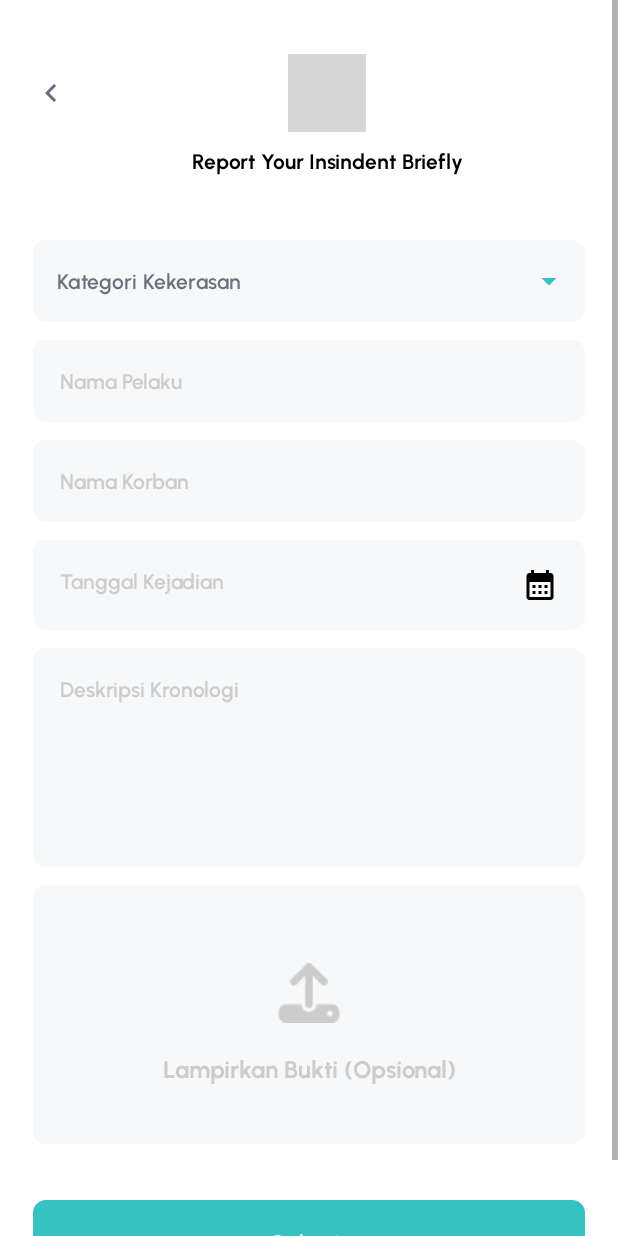
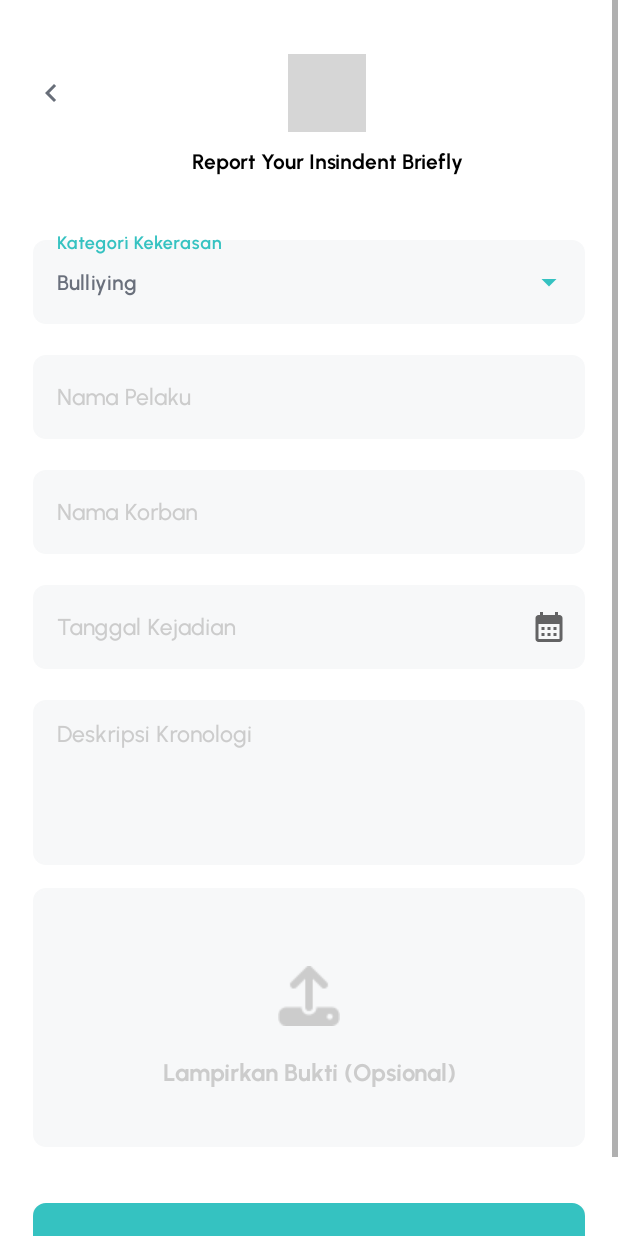
Before and after one commit to EduSafety/Android-Development, an Android app: the ReportActivity screen opened directly, with no data from a screen before it, on a phone screen of 412 x 824 dp. Run offline under Robolectric (Android 15) with nearby library versions, the phone set to English and light mode, and no system bars; grey boxes are pictures that could not be loaded.

Commit message:
change ui and fix input field validation in ReportActivity

```diff
--- a/app/src/main/java/com/dicoding/edusafety/ui/ReportActivity.kt
+++ b/app/src/main/java/com/dicoding/edusafety/ui/ReportActivity.kt
@@ -4,48 +4,120 @@ import android.app.DatePickerDialog
 import android.content.Intent
 import androidx.appcompat.app.AppCompatActivity
 import android.os.Bundle
+import android.text.Editable
+import android.text.TextWatcher
 import android.widget.ArrayAdapter
+import android.widget.AutoCompleteTextView
+import android.widget.Toast
 import com.dicoding.edusafety.R
 import com.dicoding.edusafety.databinding.ActivityReportBinding
+import com.google.android.material.textfield.TextInputEditText
+import com.google.android.material.textfield.TextInputLayout
 import java.text.SimpleDateFormat
 import java.util.Calendar
 import java.util.Locale
 
 class ReportActivity : AppCompatActivity() {
-    lateinit var binding: ActivityReportBinding
+    private lateinit var binding: ActivityReportBinding
+    private val myCalendar = Calendar.getInstance()
+
     override fun onCreate(savedInstanceState: Bundle?) {
         super.onCreate(savedInstanceState)
         binding = ActivityReportBinding.inflate(layoutInflater)
         setContentView(binding.root)
 
-        //make input dropdown
-        val category = resources.getStringArray(R.array.report_category)
-        val adapter = ArrayAdapter(this,R.layout.dropdown_item,category)
-        binding.autoComplete.setAdapter(adapter)
+        setupDropdown()
+        setupDatePicker()
+        setupBackButton()
 
-        //make datapicker
-        val myCalender = Calendar.getInstance()
-        val datePicker = DatePickerDialog.OnDateSetListener{view, year, month, dayOfMonth ->
-            myCalender.set(Calendar.YEAR, year)
-            myCalender.set(Calendar.MONTH, month)
-            myCalender.set(Calendar.DAY_OF_MONTH, dayOfMonth)
-            updatable(myCalender)
-        }
-        binding.tvDateContainer.setOnClickListener{
-            DatePickerDialog(this,datePicker,myCalender.get(Calendar.YEAR), myCalender.get(Calendar.MONTH),
-                myCalender.get(Calendar.DAY_OF_MONTH)).show()
+        binding.btnSubmit.setOnClickListener {
+            if (areAllFieldsFilled()) {
+                // Success
+                Toast.makeText(this,"Berhasil", Toast.LENGTH_SHORT).show()
+            } else {
+                // Display error messages for empty fields
+                checkAndSetErrorForEmptyField(binding.edtNamaKorban, binding.containerEdtNamaKorban, "Nama Korban is required")
+                checkAndSetErrorForEmptyField(binding.edtNamaPelaku, binding.containerEdtNamaPelaku, "Nama Pelaku is required")
+                checkAndSetErrorForEmptyField(binding.tvDate, binding.tvDateContainer, "Date is required")
+                checkAndSetErrorForEmptyField(binding.edtDescription, binding.containerDescription, "Description is required")
+            }
         }
 
-        //back button
-        binding.backArrow.setOnClickListener{
+        setupTextChangeListener(binding.edtNamaKorban, binding.containerEdtNamaKorban,"Nama Korban is required" )
+        setupTextChangeListener(binding.edtNamaPelaku, binding.containerEdtNamaPelaku, "Nama Pelaku is required")
+        setupTextChangeListener(binding.tvDate, binding.tvDateContainer, "Date is required")
+        setupTextChangeListener(binding.edtDescription, binding.containerDescription, "Description is required")
+    }
+
+    private fun setupDropdown() {
+        val category = resources.getStringArray(R.array.report_category)
+        val adapter = ArrayAdapter(this, R.layout.dropdown_item, category)
+        binding.autoComplete.setAdapter(adapter)
+    }
+
+    private fun setupDatePicker() {
+        val datePicker = DatePickerDialog.OnDateSetListener { _, year, month, dayOfMonth ->
+            myCalendar.set(Calendar.YEAR, year)
+            myCalendar.set(Calendar.MONTH, month)
+            myCalendar.set(Calendar.DAY_OF_MONTH, dayOfMonth)
+            updateDateText()
+        }
+
+        binding.tvDate.setOnClickListener {
+            DatePickerDialog(
+                this,
+                datePicker,
+                myCalendar.get(Calendar.YEAR),
+                myCalendar.get(Calendar.MONTH),
+                myCalendar.get(Calendar.DAY_OF_MONTH)
+            ).show()
+        }
+    }
+
+    private fun updateDateText() {
+        val myFormat = "dd-MM-yyyy"
+        val sdf = SimpleDateFormat(myFormat, Locale.US)
+        binding.tvDate.setText(sdf.format(myCalendar.time))
+    }
+
+    private fun setupBackButton() {
+        binding.backArrow.setOnClickListener {
             onBackPressed()
         }
     }
 
-    private fun updatable(myCalender: Calendar ) {
-        val myFormat = "dd-MM-yyyy"
-        val sdf = SimpleDateFormat(myFormat, Locale.US)
-        binding.tvDate.setText(sdf.format(myCalender.time))
+    private fun areAllFieldsFilled(): Boolean {
+        return  binding.autoComplete.text?.isNotBlank() == true &&
+                binding.edtNamaPelaku.text?.isNotBlank() == true &&
+                binding.edtNamaKorban.text?.isNotBlank() == true &&
+                binding.tvDate.text?.isNotBlank() == true &&
+                binding.edtDescription.text?.isNotBlank() == true
     }
 
+    private fun checkAndSetErrorForEmptyField(
+        editText: TextInputEditText,
+        container: TextInputLayout,
+        errorMessage: String
+    ) {
+        if (editText.text?.isBlank() == true) {
+            container.helperText = errorMessage
+        }
+    }
+
+    private fun setupTextChangeListener(
+        editText: TextInputEditText,
+        container: TextInputLayout,
+        emptyMessage: String,
+    ) {
+        editText.addTextChangedListener(object : TextWatcher {
+            override fun beforeTextChanged(s: CharSequence?, start: Int, count: Int, after: Int) {}
+
+            override fun onTextChanged(s: CharSequence?, start: Int, before: Int, count: Int) {
+                val text = s?.toString()?.trim() ?: ""
+                container.helperText = if (text.isEmpty()) emptyMessage else ""
+            }
+
+            override fun afterTextChanged(s: Editable?) {}
+        })
+    }
 }
--- a/app/src/main/res/layout/activity_report.xml
+++ b/app/src/main/res/layout/activity_report.xml
@@ -53,135 +53,145 @@
         </androidx.constraintlayout.widget.ConstraintLayout>
 
         <com.google.android.material.textfield.TextInputLayout
+            android:id="@+id/containerAutoComplete"
             style="@style/Widget.MaterialComponents.TextInputLayout.OutlinedBox.ExposedDropdownMenu"
             android:layout_width="match_parent"
             android:layout_height="wrap_content"
             android:layout_marginTop="38dp"
-            app:layout_constraintStart_toStartOf="parent"
-            app:layout_constraintTop_toTopOf="parent">
+            android:textColorHint="@color/gray"
+            app:helperText=""
+            app:helperTextTextColor="@android:color/holo_red_dark">
 
             <AutoCompleteTextView
                 android:id="@+id/autoComplete"
                 android:layout_width="match_parent"
-                android:layout_height="match_parent"
+                android:layout_height="56dp"
                 android:layout_weight="1"
                 android:background="@drawable/rectangle_background"
                 android:backgroundTint="#F7F8F9"
                 android:fontFamily="@font/urbanist_semibold"
+                android:hint="Kategori Kekerasan"
+                android:text="Bulliying"
                 android:inputType="none"
                 android:padding="18dp"
-                android:text="Kategori Kekerasan"
                 android:textColor="#6A707C"
                 android:textSize="14sp" />
         </com.google.android.material.textfield.TextInputLayout>
 
-        <LinearLayout
-            android:id="@+id/edtEmail"
+        <com.google.android.material.textfield.TextInputLayout
+            android:id="@+id/containerEdtNamaPelaku"
+            style="@style/Widget.MaterialComponents.TextInputLayout.OutlinedBox.Dense"
             android:layout_width="match_parent"
             android:layout_height="wrap_content"
-            android:layout_marginTop="12dp"
+            android:layout_marginTop="15dp"
+            android:textColorHint="@color/gray"
+            app:helperText=""
+            app:helperTextTextColor="@android:color/holo_red_dark">
+
+            <com.google.android.material.textfield.TextInputEditText
+                android:id="@+id/edtNamaPelaku"
+                android:layout_width="match_parent"
+                android:layout_height="56dp"
                 android:background="@drawable/rectangle_background"
                 android:backgroundTint="#F7F8F9"
-            android:padding="18dp">
+                android:fontFamily="@font/urbanist_medium"
+                android:hint="Nama Pelaku"
+                android:inputType="text"
+                android:lines="1"
+                android:maxLength="30"
+                android:textSize="15sp" />
 
-            <EditText
-                android:layout_width="wrap_content"
-                android:layout_height="wrap_content"
-                android:layout_weight="1"
-                android:background="@null"
-                android:maxLength="40"
-                android:fontFamily="@font/urbanist_semibold"
-                android:hint="Nama Pelaku"
-                android:textColor="#6A707C"
-                android:textColorHint="#ccc"
-                android:textSize="14sp" />
-        </LinearLayout>
+        </com.google.android.material.textfield.TextInputLayout>
 
-        <LinearLayout
+        <com.google.android.material.textfield.TextInputLayout
+            android:id="@+id/containerEdtNamaKorban"
+            style="@style/Widget.MaterialComponents.TextInputLayout.OutlinedBox.Dense"
             android:layout_width="match_parent"
             android:layout_height="wrap_content"
-            android:layout_marginTop="12dp"
+            android:layout_marginTop="15dp"
+            android:textColorHint="@color/gray"
+            app:helperText=""
+            app:helperTextTextColor="@android:color/holo_red_dark">
+
+            <com.google.android.material.textfield.TextInputEditText
+                android:id="@+id/edtNamaKorban"
+                android:layout_width="match_parent"
+                android:layout_height="56dp"
                 android:background="@drawable/rectangle_background"
                 android:backgroundTint="#F7F8F9"
-            android:padding="18dp">
+                android:fontFamily="@font/urbanist_medium"
+                android:hint="Nama Korban"
+                android:inputType="text"
+                android:lines="1"
+                android:maxLength="30"
+                android:textSize="15sp" />
 
-            <EditText
-                android:layout_width="wrap_content"
-                android:layout_height="wrap_content"
-                android:maxLength="40"
-                android:layout_weight="1"
-                android:background="@null"
-                android:fontFamily="@font/urbanist_semibold"
-                android:hint="Nama Korban"
-                android:textColor="#6A707C"
-                android:textColorHint="#ccc"
-                android:textSize="14sp" />
+        </com.google.android.material.textfield.TextInputLayout>
 
-        </LinearLayout>
-
-        <LinearLayout
+        <com.google.android.material.textfield.TextInputLayout
             android:id="@+id/tvDateContainer"
+            style="@style/Widget.MaterialComponents.TextInputLayout.OutlinedBox.Dense"
             android:layout_width="match_parent"
             android:layout_height="wrap_content"
-            android:layout_marginTop="12dp"
+            android:layout_marginTop="15dp"
+            android:textColorHint="@color/gray"
+            app:endIconDrawable="@drawable/baseline_calendar_month_24"
+            app:endIconMode="custom"
+            app:helperText=""
+            app:helperTextTextColor="@android:color/holo_red_dark">
+
+            <com.google.android.material.textfield.TextInputEditText
+                android:id="@+id/tvDate"
+                android:layout_width="match_parent"
+                android:layout_height="56dp"
                 android:background="@drawable/rectangle_background"
                 android:backgroundTint="#F7F8F9"
                 android:clickable="true"
-            android:focusable="true"
-            android:padding="18dp">
+                android:focusable="false"
+                android:focusableInTouchMode="false"
+                android:fontFamily="@font/urbanist_medium"
+                android:hint="Tanggal Kejadian"
+                android:inputType="none"
+                android:lines="1"
+                android:maxLength="10"
+                android:textSize="15sp" />
 
-            <TextView
-                android:id="@+id/tvDate"
-                android:layout_width="wrap_content"
-                android:layout_height="wrap_content"
-                android:layout_weight="1"
-                android:background="@null"
-                android:fontFamily="@font/urbanist_semibold"
-                android:hint="Tanggal Kejadian"
-                android:textColor="#6A707C"
-                android:textColorHint="#ccc"
-                android:textSize="14sp" />
+        </com.google.android.material.textfield.TextInputLayout>
 
-            <ImageView
-                android:layout_width="wrap_content"
-                android:layout_height="wrap_content"
-                android:src="@drawable/baseline_calendar_month_24" />
-
-        </LinearLayout>
-
-        <LinearLayout
+        <com.google.android.material.textfield.TextInputLayout
+            android:id="@+id/containerDescription"
+            style="@style/Widget.MaterialComponents.TextInputLayout.OutlinedBox.Dense"
             android:layout_width="match_parent"
             android:layout_height="wrap_content"
-            android:layout_marginTop="12dp"
+            android:layout_marginTop="15dp"
+            android:textColorHint="@color/gray"
+            app:helperText=""
+            app:helperTextTextColor="@android:color/holo_red_dark">
+
+            <com.google.android.material.textfield.TextInputEditText
+                android:id="@+id/edtDescription"
+                android:layout_width="match_parent"
+                android:layout_height="110dp"
                 android:background="@drawable/rectangle_background"
                 android:backgroundTint="#F7F8F9"
-            android:padding="18dp">
-
-            <EditText
-                android:layout_width="0dp"
-                android:layout_height="110dp"
-                android:layout_weight="1"
-                android:background="@null"
-                android:fontFamily="@font/urbanist_semibold"
+                android:fontFamily="@font/urbanist_medium"
                 android:gravity="top"
                 android:hint="Deskripsi Kronologi"
-                android:textColor="#6A707C"
-                android:textColorHint="#ccc"
-                android:textSize="14sp" />
+                android:inputType="text"
+                android:lines="1"
+                android:textSize="15sp" />
 
-        </LinearLayout>
+        </com.google.android.material.textfield.TextInputLayout>
 
         <androidx.constraintlayout.widget.ConstraintLayout
-            android:layout_marginTop="12dp"
             android:layout_width="match_parent"
+            android:layout_height="wrap_content"
+            android:layout_marginTop="15dp"
             android:background="@drawable/rectangle_background"
             android:backgroundTint="#F7F8F9"
-            android:layout_height="wrap_content"
             android:paddingVertical="40dp">
 
             <ImageView
-                app:layout_constraintTop_toTopOf="parent"
-                app:layout_constraintStart_toStartOf="parent"
                 android:id="@+id/imageAttachFile"
                 android:layout_width="match_parent"
                 android:layout_height="wrap_content"
@@ -189,18 +199,20 @@
                 android:height="56dp"
                 android:clickable="true"
                 android:contentDescription="Attach File"
-                android:src="@drawable/attach" />
+                android:src="@drawable/attach"
+                app:layout_constraintStart_toStartOf="parent"
+                app:layout_constraintTop_toTopOf="parent" />
 
             <TextView
-                android:layout_marginTop="20dp"
                 android:layout_width="match_parent"
                 android:layout_height="wrap_content"
+                android:layout_marginTop="20dp"
+                android:fontFamily="@font/urbanist_bold"
                 android:gravity="center"
+                android:text="Lampirkan Bukti (Opsional)"
                 android:textColor="#ccc"
                 android:textSize="16sp"
                 android:textStyle="bold"
-                android:fontFamily="@font/urbanist_bold"
-                android:text="Lampirkan Bukti (Opsional)"
                 app:layout_constraintEnd_toEndOf="@id/imageAttachFile"
                 app:layout_constraintStart_toStartOf="@+id/imageAttachFile"
                 app:layout_constraintTop_toBottomOf="@id/imageAttachFile" />
@@ -209,7 +221,7 @@
 
 
         <Button
-            android:id="@+id/btnLogout"
+            android:id="@+id/btnSubmit"
             android:layout_width="match_parent"
             android:layout_height="wrap_content"
             android:layout_marginTop="37dp"
```
Lines whose indentation alone changed are shown as unchanged.
